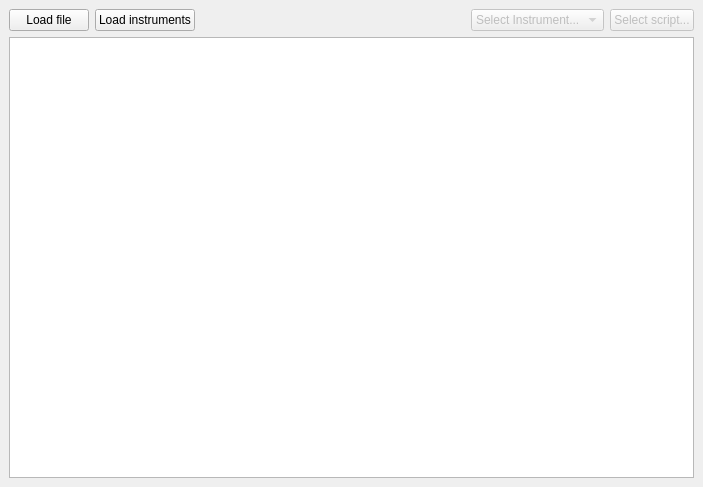
Qt form tools/setupfiletool/ui/mainwindow.ui (mlz-ictrl/nicos) before a commit.
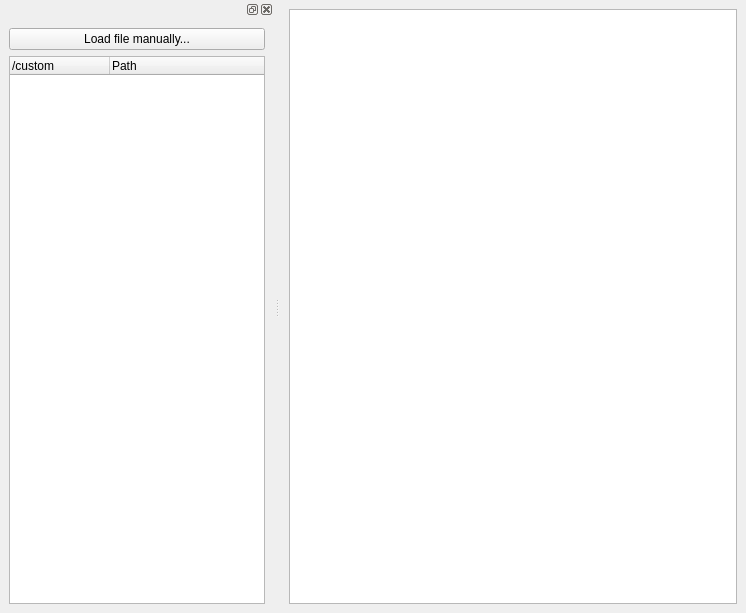
The same form after that commit.

Commit message:
tools/setupfiletool: TreeView as file browser
Tool now displays all directories of */nicos-core/custom/ in a tree widget.
All directories have their setup files, wether in subdirectories or not,
displayed as child items. Those setup files have their devices as child items.

Users can select an item in the treeview and when it's either a setup file or
a device, the tool will display information about it.

```diff
--- a/tools/setupfiletool/ui/mainwindow.ui
+++ b/tools/setupfiletool/ui/mainwindow.ui
@@ -6,8 +6,8 @@
    <rect>
     <x>0</x>
     <y>0</y>
-    <width>703</width>
-    <height>487</height>
+    <width>746</width>
+    <height>613</height>
    </rect>
   </property>
   <property name="windowTitle">
@@ -15,59 +15,6 @@
   </property>
   <widget class="QWidget" name="centralwidget">
    <layout class="QVBoxLayout" name="verticalLayout">
-    <item>
-     <layout class="QHBoxLayout" name="horizontalLayout">
-      <item>
-       <widget class="QPushButton" name="pushButtonLoadSetupDir">
-        <property name="text">
-         <string>Load file</string>
-        </property>
-       </widget>
-      </item>
-      <item>
-       <widget class="QPushButton" name="pushButtonLoadInstruments">
-        <property name="text">
-         <string>Load instruments</string>
-        </property>
-       </widget>
-      </item>
-      <item>
-       <spacer name="horizontalSpacer">
-        <property name="orientation">
-         <enum>Qt::Horizontal</enum>
-        </property>
-        <property name="sizeHint" stdset="0">
-         <size>
-          <width>40</width>
-          <height>20</height>
-         </size>
-        </property>
-       </spacer>
-      </item>
-      <item>
-       <widget class="QComboBox" name="comboBoxSelectInstrument">
-        <property name="enabled">
-         <bool>false</bool>
-        </property>
-        <item>
-         <property name="text">
-          <string>Select Instrument...</string>
-         </property>
-        </item>
-       </widget>
-      </item>
-      <item>
-       <widget class="QPushButton" name="pushButtonSelectScript">
-        <property name="enabled">
-         <bool>false</bool>
-        </property>
-        <property name="text">
-         <string>Select script...</string>
-        </property>
-       </widget>
-      </item>
-     </layout>
-    </item>
     <item>
      <widget class="QTextEdit" name="textEdit">
       <property name="font">
@@ -79,6 +26,36 @@
     </item>
    </layout>
   </widget>
+  <widget class="QDockWidget" name="dockWidget">
+   <attribute name="dockWidgetArea">
+    <number>1</number>
+   </attribute>
+   <widget class="QWidget" name="dockWidgetContents">
+    <layout class="QVBoxLayout" name="verticalLayout_2">
+     <item>
+      <widget class="QPushButton" name="pushButtonLoadFile">
+       <property name="text">
+        <string>Load file manually...</string>
+       </property>
+      </widget>
+     </item>
+     <item>
+      <widget class="QTreeWidget" name="treeWidget">
+       <column>
+        <property name="text">
+         <string>/custom</string>
+        </property>
+       </column>
+       <column>
+        <property name="text">
+         <string>Path</string>
+        </property>
+       </column>
+      </widget>
+     </item>
+    </layout>
+   </widget>
+  </widget>
  </widget>
  <resources/>
  <connections/>
```
Left out of the diff: 2 changed lines with no effect on the pictures. The commit also changes 2 other files.
